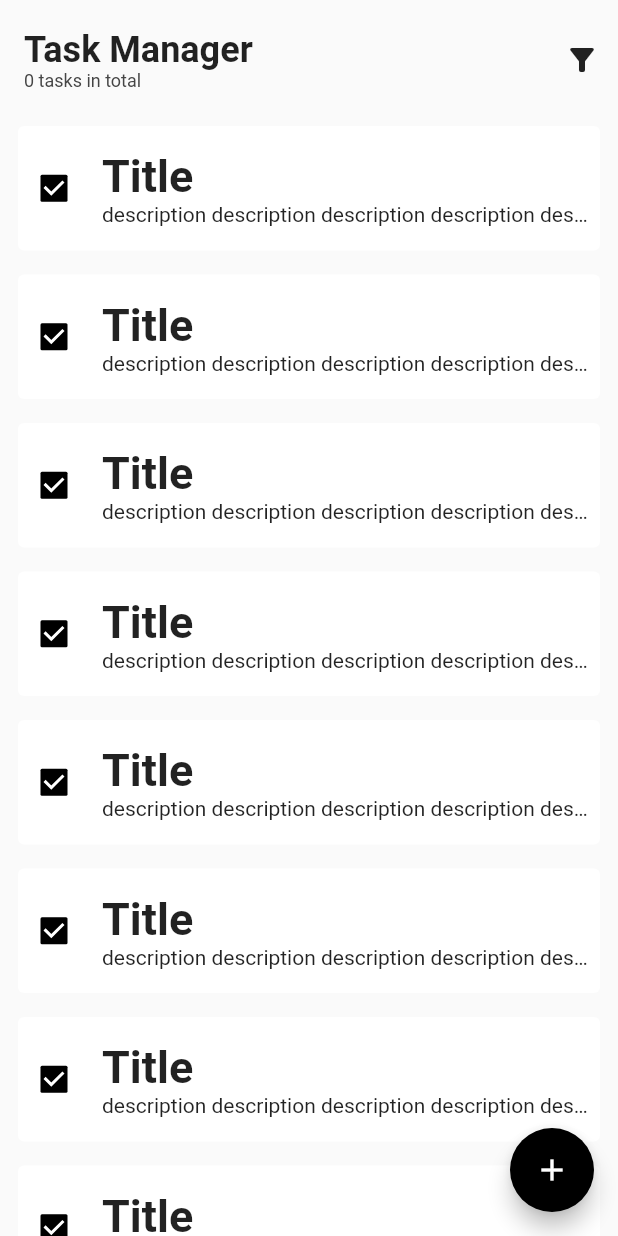
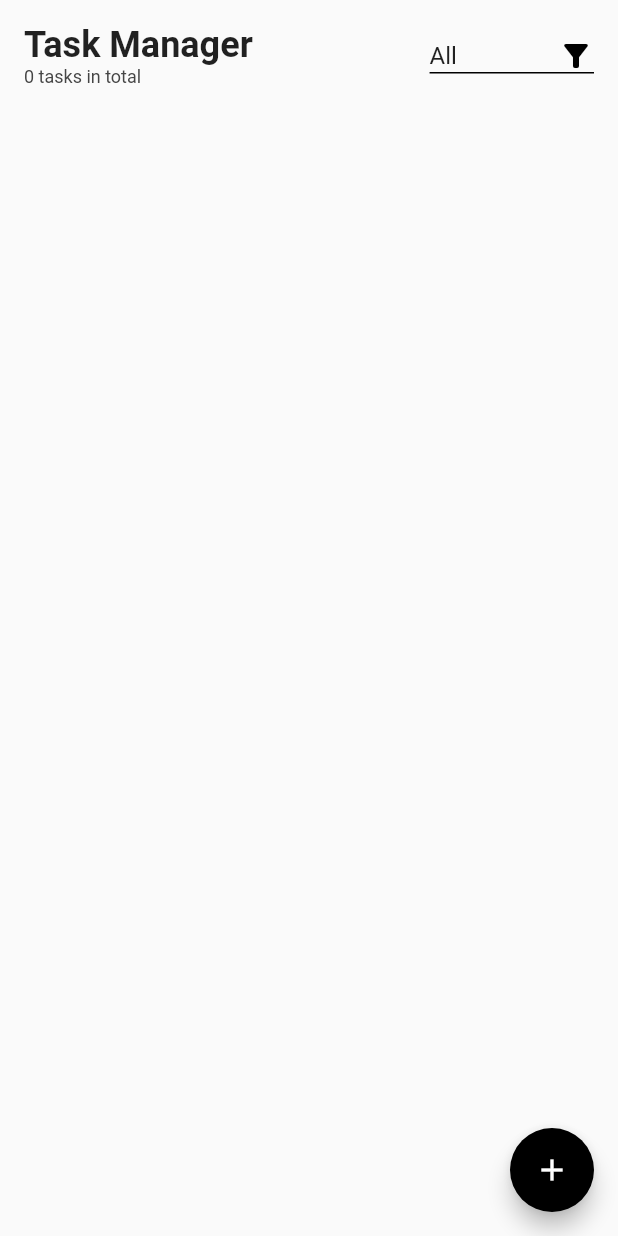
Before and after one commit to Edorin9/osl-task-manager, a Flutter app: the screen it shows after launch, on a phone screen of 412 x 824 dp. Run offline on Flutter 3.47's test engine with Material 2 defaults, Android fonts, the phone set to English and light mode, and no system bars; our stand-ins replace drift, flutter_bloc, flutter_hooks, freezed_annotation; accounts and stored records are empty; generated files the repository leaves out were written again.

```diff
--- a/lib/app/routes.dart
+++ b/lib/app/routes.dart
@@ -1,7 +1,9 @@
 import 'package:flutter/widgets.dart';
 
+import '../features/details/view/details_page.dart';
 import '../features/tasks/view/tasks_page.dart';
 
 final routes = <String, WidgetBuilder>{
   TasksPage.name: TasksPage.route(),
+  DetailsPage.name: DetailsPage.route(),
 };
--- a/lib/features/details/bloc/details_event.dart
+++ b/lib/features/details/bloc/details_event.dart
@@ -2,6 +2,12 @@ part of 'details_bloc.dart';
 
 @freezed
 class DetailsEvent with _$DetailsEvent {
-  const factory DetailsEvent.saveInitiated(Task task) = SaveInitiated;
-  const factory DetailsEvent.deleteInitiated(Task task) = DeleteInitiated;
+  const factory DetailsEvent.fieldsUpdated({
+    String? title,
+    String? description,
+    DateTime? dueDate,
+  }) = FieldsUpdated;
+  const factory DetailsEvent.editModeEntered() = EditModeEntered;
+  const factory DetailsEvent.saveInitiated() = SaveInitiated;
+  const factory DetailsEvent.deleteInitiated() = DeleteInitiated;
 }
--- a/lib/features/details/bloc/details_state.dart
+++ b/lib/features/details/bloc/details_state.dart
@@ -5,9 +5,11 @@ class DetailsState with _$DetailsState {
   const factory DetailsState({
     @Default(DetailsMode.display) DetailsMode mode,
     @Default(null) Task? task,
+    @Default('') String titleField,
+    @Default('') String descriptionField,
+    @Default(null) DateTime? dueDateField,
     @Default(MessageStatus.none) MessageStatus messageStatus,
     @Default(null) String? message,
-
   }) = _DetailsState;
 
   factory DetailsState.fromJson(Map<String, dynamic> json) =>
--- a/lib/features/tasks/bloc/tasks_event.dart
+++ b/lib/features/tasks/bloc/tasks_event.dart
@@ -4,4 +4,7 @@ part of 'tasks_bloc.dart';
 class TasksEvent with _$TasksEvent {
   const factory TasksEvent.pageLoaded() = PageLoaded;
   const factory TasksEvent.filterChanged(StatusFilter filter) = FilterChanged;
+  const factory TasksEvent.itemCheckToggled({
+    required Task task,
+  }) = ItemCheckToggled;
 }
--- a/lib/features/tasks/models/task.dart
+++ b/lib/features/tasks/models/task.dart
@@ -7,7 +7,7 @@ part 'task.g.dart';
 @freezed
 class Task with _$Task {
   const factory Task({
-    required int id,
+    required int? id,
     required String title,
     required String description,
     required Status status,
--- a/lib/features/tasks/view/tasks_page.dart
+++ b/lib/features/tasks/view/tasks_page.dart
@@ -4,8 +4,12 @@ import 'package:flutter/rendering.dart';
 import 'package:flutter_bloc/flutter_bloc.dart';
 import 'package:repository/repository.dart';
 
+import '../../../util/extensions.dart';
+import '../../details/enums/details_mode.dart';
+import '../../details/view/details_page.dart';
 import '../bloc/tasks_bloc.dart';
 import '../enums/status_filter.dart';
+import '../models/task.dart';
 
 class TasksPage extends StatelessWidget {
   const TasksPage({super.key});
@@ -32,8 +36,6 @@ class _TasksView extends StatelessWidget {
       (_) => context.read<TasksBloc>().add(const PageLoaded()),
     );
     // view layout
-    return BlocBuilder<TasksBloc, TasksState>(
-      builder: (context, state) {
     return const Scaffold(
       body: SafeArea(
         child: Column(
@@ -45,8 +47,6 @@ class _TasksView extends StatelessWidget {
         ),
       ),
       floatingActionButton: _CreateTaskButton(),
-        );
-      },
     );
   }
 }
@@ -95,11 +95,41 @@ class _Header extends StatelessWidget {
               ),
             ],
           ),
-          IconButton(
-            icon: const Icon(Icons.filter_alt),
-            onPressed: () {},
-            iconSize: 24,
+          BlocBuilder<TasksBloc, TasksState>(
+            buildWhen: (prev, curr) => prev.statusFilter != curr.statusFilter,
+            builder: (context, state) {
+              return DropdownButton<StatusFilter>(
+                value: state.statusFilter,
+                items: StatusFilter.values
+                    .map(
+                      (status) => DropdownMenuItem<StatusFilter>(
+                        value: status,
+                        child: Text(status.name.capitalize()),
                       ),
+                    )
+                    .toList(),
+                onChanged: (value) => context.read<TasksBloc>().add(
+                      FilterChanged(value ?? state.statusFilter),
+                    ),
+                isDense: true,
+                underline: Container(
+                  decoration: const BoxDecoration(
+                    border: Border(
+                      bottom: BorderSide(),
+                    ),
+                  ),
+                ),
+                icon: const Padding(
+                  padding: EdgeInsets.only(left: 8),
+                  child: Icon(
+                    Icons.filter_alt,
+                    color: Colors.black,
+                  ),
+                ),
+                padding: const EdgeInsets.only(right: 16),
+              );
+            },
+          )
         ],
       ),
     );
@@ -112,35 +142,56 @@ class _TasksListView extends StatelessWidget {
   @override
   Widget build(BuildContext context) {
     return Expanded(
-      child: ListView.separated(
+      child: BlocBuilder<TasksBloc, TasksState>(
+        buildWhen: (prev, curr) => prev.tasks != curr.tasks,
+        builder: (context, state) {
+          return ListView.separated(
             padding: const EdgeInsets.all(8),
             physics: const BouncingScrollPhysics(),
-        itemCount: 22,
+            itemCount: state.tasks.length,
             itemBuilder: (content, index) {
-          return const _TaskItemButton();
+              return _TaskItemButton(state.tasks[index]);
             },
             separatorBuilder: (context, index) => const SizedBox(height: 8),
+          );
+        },
       ),
     );
   }
 }
 
 class _TaskItemButton extends StatelessWidget {
-  const _TaskItemButton();
+  const _TaskItemButton(this.task);
+
+  final Task task;
 
   @override
   Widget build(BuildContext context) {
     return CupertinoButton(
-      onPressed: () {},
+      onPressed: () async {
+        await Navigator.of(context).pushNamed(
+          DetailsPage.name,
+          arguments: DetailsArgs(mode: DetailsMode.display, task: task),
+        );
+        if (context.mounted) context.read<TasksBloc>().add(const PageLoaded());
+      },
       padding: EdgeInsets.zero,
       child: Card(
         elevation: 0,
         child: Row(
           children: [
-            Checkbox(
-              value: true,
-              onChanged: (isChecked) {},
-              activeColor: Colors.black,
+            IconButton(
+              onPressed: () => context.read<TasksBloc>().add(
+                    ItemCheckToggled(task: task),
+                  ),
+              splashRadius: 18,
+              icon: Icon(
+                task.status == Status.completed
+                    ? Icons.check_circle
+                    : Icons.circle_outlined,
+                color: Colors.black,
+                size: 32,
+              ),
             ),
             Flexible(
               child: Padding(
@@ -149,8 +200,8 @@ class _TaskItemButton extends StatelessWidget {
                   crossAxisAlignment: CrossAxisAlignment.start,
                   children: [
                     Text(
-                      'Title',
-                      style: TextStyle(
+                      task.title,
+                      style: const TextStyle(
                         fontSize: 30,
                         fontWeight: FontWeight.bold,
                       ),
@@ -158,7 +209,7 @@ class _TaskItemButton extends StatelessWidget {
                       maxLines: 1,
                     ),
                     Text(
-                      'description description description description description',
+                      task.description,
                       maxLines: 1,
                       overflow: TextOverflow.ellipsis,
                     ),
@@ -179,7 +230,13 @@ class _CreateTaskButton extends StatelessWidget {
   @override
   Widget build(BuildContext context) {
     return FloatingActionButton(
-      onPressed: () {},
+      onPressed: () async {
+        await Navigator.of(context).pushNamed(
+          DetailsPage.name,
+          arguments: DetailsArgs(mode: DetailsMode.create),
+        );
+        if (context.mounted) context.read<TasksBloc>().add(const PageLoaded());
+      },
       backgroundColor: Colors.black,
       child: const Icon(Icons.add),
     );
--- /dev/null
+++ b/lib/util/extensions.dart
@@ -0,0 +1,5 @@
+extension StringX on String {
+  String capitalize() {
+    return '${this[0].toUpperCase()}${substring(1).toLowerCase()}';
+  }
+}
--- a/packages/database/lib/src/tables.dart
+++ b/packages/database/lib/src/tables.dart
@@ -1,4 +1,9 @@
+import 'dart:io';
+
 import 'package:drift/drift.dart';
+import 'package:drift/native.dart';
+import 'package:path_provider/path_provider.dart';
+import 'package:path/path.dart' as path;
 
 part 'tables.g.dart';
 
@@ -23,10 +28,10 @@ abstract class TasksView extends View {
   views: [TasksView],
 )
 class Database extends _$Database {
-  Database(QueryExecutor e) : super(e);
+  Database(QueryExecutor e) : super(_openConnection());
 
   @override
-  int get schemaVersion => 2;
+  int get schemaVersion => 1;
 
   Future<int> createOrUpdateTask(TasksCompanion entry) =>
       into(tasks).insertOnConflictUpdate(entry);
@@ -38,3 +43,14 @@ class Database extends _$Database {
   Future<List<Task>> get readCompletedTasks =>
       (select(tasks)..where((t) => t.status.equals(1))).get();
 }
+
+LazyDatabase _openConnection() {
+  // the LazyDatabase util lets us find the right location for the file async.
+  return LazyDatabase(() async {
+    // put the database file, called db.sqlite here, into the documents folder
+    // for your app.
+    final dbFolder = await getApplicationDocumentsDirectory();
+    final file = File(path.join(dbFolder.path, 'db.sqlite'));
+    return NativeDatabase.createInBackground(file);
+  });
+}
--- a/packages/repository/lib/src/models/task_model.dart
+++ b/packages/repository/lib/src/models/task_model.dart
@@ -10,7 +10,7 @@ part 'task_model.g.dart';
 @freezed
 class TaskModel with _$TaskModel {
   const factory TaskModel({
-    required int id,
+    required int? id,
     required String title,
     required String description,
     required Status status,
@@ -33,7 +33,7 @@ class TaskModel with _$TaskModel {
       );
 
   TasksCompanion toTasksCompanion() => TasksCompanion(
-        id: drift.Value(id),
+        id: id != null ? drift.Value(id!) : const drift.Value.absent(),
         title: drift.Value(title),
         description: drift.Value(description),
         status: drift.Value(status.id),
--- a/pubspec.yaml
+++ b/pubspec.yaml
@@ -10,12 +10,13 @@ dependencies:
   flutter:
     sdk: flutter
   flutter_bloc: ^8.1.3
+  flutter_hooks: ^0.20.0
   freezed_annotation: ^2.4.1
   hydrated_bloc: ^9.1.2
   json_annotation: ^4.8.1
   path_provider: ^2.1.0
   repository:
-     path: packages/repository
+    path: packages/repository
   sqlite3_flutter_libs: ^0.5.15
 
 dev_dependencies:
@@ -28,9 +29,8 @@ dev_dependencies:
 
 # dependency_overrides:
 #   test_api: ^0.4.17
-
 flutter:
   uses-material-design: true
 
 assets:
- - assets/
+  - assets/
```
Also changed, not shown: lib/features/details/bloc/details_bloc.dart (+60 -7 lines), lib/features/details/view/details_page.dart (added, +338 -0 lines), lib/features/tasks/bloc/tasks_bloc.dart (+33 -3 lines), lib/features/details/bloc/details_bloc.freezed.dart, lib/features/details/bloc/details_bloc.g.dart (added), lib/features/tasks/bloc/tasks_bloc.freezed.dart, lib/features/tasks/models/task.freezed.dart, lib/features/tasks/models/task.g.dart, pubspec.lock. Lines whose indentation alone changed are shown as unchanged.
